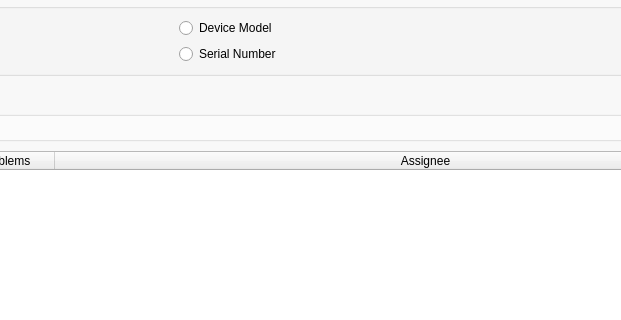
Qt form net_mainwindow.ui (lachbr/lhs-cat-tablet-inventory) before a commit; both pictures show x 478 to 1099 and y 142 to 462 of the 1307 by 814 pixel window.
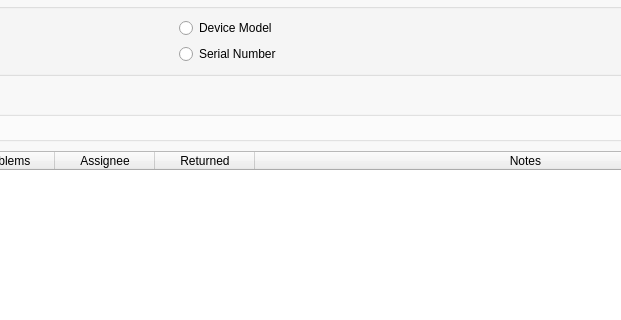
The same form after that commit. The open tabs and pages were chosen to show the change.

Commit message: returned checkbox and additional notes for tablets

The edit to the form file:
```diff
--- a/net_mainwindow.ui
+++ b/net_mainwindow.ui
@@ -120,7 +120,7 @@
               <number>0</number>
              </property>
              <property name="columnCount">
-              <number>6</number>
+              <number>8</number>
              </property>
              <attribute name="horizontalHeaderCascadingSectionResizes">
               <bool>false</bool>
@@ -158,6 +158,16 @@
                <string>Assignee</string>
               </property>
              </column>
+             <column>
+              <property name="text">
+               <string>Returned</string>
+              </property>
+             </column>
+             <column>
+              <property name="text">
+               <string>Notes</string>
+              </property>
+             </column>
             </widget>
            </item>
            <item>
```
Left out of the diff: 2 changed lines with no effect on the pictures. The commit also changes 7 other files.
